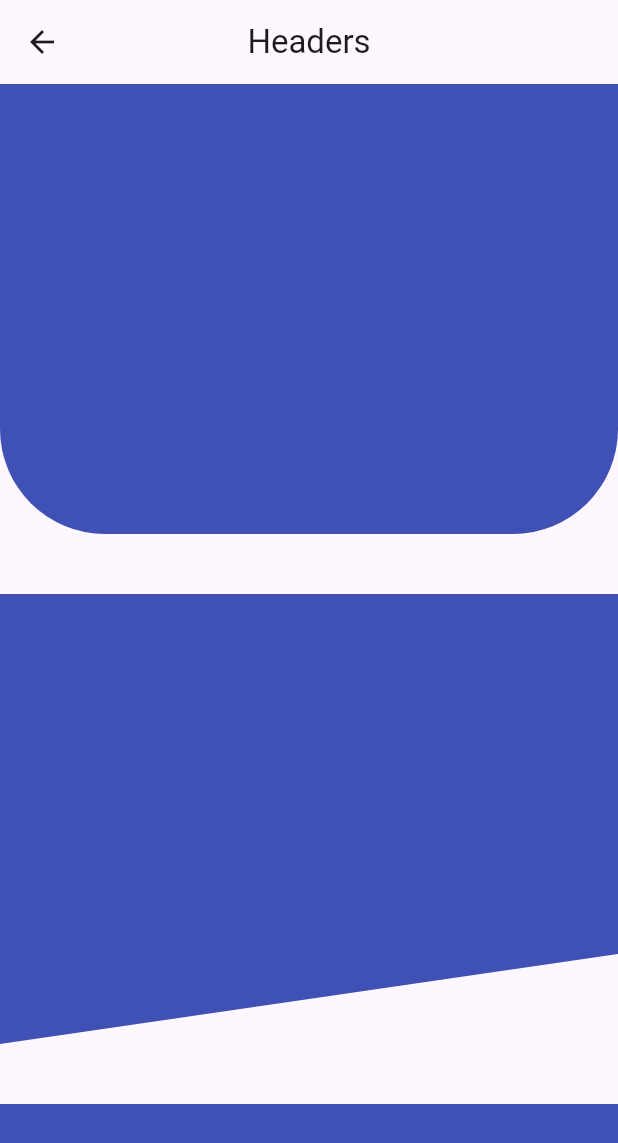
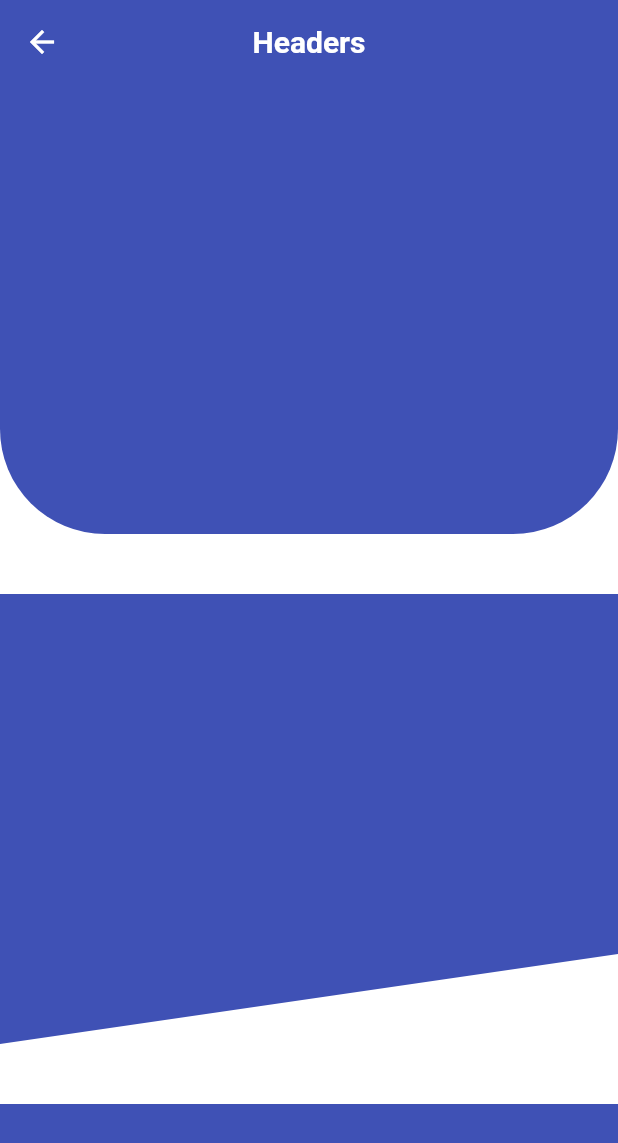
Before and after one commit to JhonEdinson-Shongo/flutter_animations_course, a Flutter app: the screen it shows after launch, after a tap on "Headers Custonpainter", on a phone screen of 412 x 824 dp. Shown: the top 1143 px of the screen. Run offline on Flutter 3.47's test engine with Material 3 defaults, Android fonts, the phone set to English and light mode, and no system bars; our stand-ins replace animate_do.

Commit message:
[FEAT] Refactor theme management by replacing ThemeApp with AppTheme; update theme usage across multiple pages

```diff
--- a/designs_1/lib/main.dart
+++ b/designs_1/lib/main.dart
@@ -1,3 +1,4 @@
+import 'package:designs_1/src/themes/app_theme.dart';
 import 'package:flutter/material.dart';
 import 'package:provider/provider.dart';
 
@@ -5,7 +6,6 @@ import 'package:designs_1/src/router/app_routes.dart';
 
 import 'package:designs_1/src/models/pinterest_model.dart';
 import 'package:designs_1/src/models/slider_model.dart';
-import 'package:designs_1/src/models/theme_model.dart';
 
 void main() {
   runApp(
@@ -13,7 +13,7 @@ void main() {
       providers: [
         ChangeNotifierProvider(create: (context) => SliderModel()),
         ChangeNotifierProvider(create: (context) => PinterestModel()),
-        ChangeNotifierProvider(create: (context) => ThemeApp()),
+        ChangeNotifierProvider(create: (context) => AppTheme()),
       ],
       child: const MainApp(),
     ),
@@ -25,7 +25,7 @@ class MainApp extends StatelessWidget {
 
   @override
   Widget build(BuildContext context) {
-    final currentTheme = Provider.of<ThemeApp>(context).currentTheme;
+    final currentTheme = Provider.of<AppTheme>(context).currentTheme;
     return MaterialApp(
       initialRoute: AppRoutes.initialRoute,
       routes: AppRoutes.getAppRoutes(),
@@ -33,9 +33,11 @@ class MainApp extends StatelessWidget {
       title: 'Diseños flutter',
       theme: currentTheme,
       builder: (context, child) {
+        final theme = Provider.of<AppTheme>(context);
         return MediaQuery(
-          data: MediaQuery.of(context)
-              .copyWith(textScaler: const TextScaler.linear(1)),
+          data: MediaQuery.of(context).copyWith(
+            textScaler: TextScaler.linear(theme.fontSizeFactor),
+          ),
           child: child!,
         );
       },
--- a/designs_1/lib/src/models/theme_model.dart
+++ /dev/null
@@ -1,47 +0,0 @@
-import 'package:flutter/material.dart';
-import 'package:designs_1/src/themes/app_theme.dart';
-
-class ThemeApp with ChangeNotifier {
-  bool _isDarkTheme = false;
-  bool _isCustomTheme = false;
-  late ThemeData _currentTheme;
-
-  static final AppTheme appTheme = AppTheme();
-
-  ThemeApp() {
-    _currentTheme = ThemeData.light();
-  }
-
-  bool get isDarkTheme => _isDarkTheme;
-  bool get isCustomTheme => _isCustomTheme;
-  ThemeData get currentTheme => _currentTheme;
-
-  set isDarkTheme(bool value) {
-    _isDarkTheme = value;
-    _isCustomTheme = false;
-    if (value) {
-      _currentTheme = appTheme.themeDark;
-    } else {
-      _currentTheme = appTheme.themeLight;
-    }
-    notifyListeners();
-  }
-
-  set isCustomTheme(bool value) {
-    _isDarkTheme = false;
-    _isCustomTheme = value;
-    if (value) {
-      _currentTheme = appTheme.themeCustom;
-    } else if (_isDarkTheme) {
-      _currentTheme = appTheme.themeDark;
-    } else {
-      _currentTheme = appTheme.themeLight;
-    }
-    notifyListeners();
-  }
-
-  set currentTheme(ThemeData value) {
-    _currentTheme = value;
-    notifyListeners();
-  }
-}
--- a/designs_1/lib/src/pages/animations_page.dart
+++ b/designs_1/lib/src/pages/animations_page.dart
@@ -466,12 +466,11 @@ class _AnimatedSquareMoveState extends State<AnimatedSquareMove>
 class _Rectangle extends StatelessWidget {
   @override
   Widget build(BuildContext context) {
-    final theme = AppTheme();
     return Container(
       width: 80,
       height: 80,
-      decoration: BoxDecoration(
-        color: theme.secondary,
+      decoration: const BoxDecoration(
+        color: AppTheme.secondary,
         borderRadius: BorderRadius.all(Radius.circular(20)),
       ),
     );
--- a/designs_1/lib/src/pages/home_page.dart
+++ b/designs_1/lib/src/pages/home_page.dart
@@ -1,6 +1,5 @@
 import 'package:designs_1/src/models/routes_model.dart';
 import 'package:designs_1/src/themes/app_theme.dart';
-import 'package:designs_1/src/models/theme_model.dart';
 import 'package:flutter/material.dart';
 import 'package:provider/provider.dart';
 
@@ -21,16 +20,15 @@ class HomePage extends StatelessWidget {
 class _MenuPrincipal extends StatelessWidget {
   @override
   Widget build(BuildContext context) {
-    final appTheme = Provider.of<ThemeApp>(context);
-    final theme = AppTheme();
+    final appTheme = Provider.of<AppTheme>(context);
     return Drawer(
       child: Column(
         crossAxisAlignment: CrossAxisAlignment.start,
         children: [
           DrawerHeader(
-            decoration: BoxDecoration(
-              color: theme.primary,
-              image: const DecorationImage(
+            decoration: const BoxDecoration(
+              color: AppTheme.primary,
+              image: DecorationImage(
                 image: AssetImage('assets/freepik_1.jpg'),
                 fit: BoxFit.fitHeight,
               ),
@@ -39,13 +37,13 @@ class _MenuPrincipal extends StatelessWidget {
               children: [
                 Container(
                   alignment: Alignment.topCenter,
-                  child: CircleAvatar(
+                  child: const CircleAvatar(
                     backgroundColor: Colors.white,
                     radius: 40,
                     child: Icon(
                       Icons.person,
                       size: 50,
-                      color: theme.primary,
+                      color: AppTheme.primary,
                     ),
                   ),
                 ),
--- a/designs_1/lib/src/pages/pinterest_grid_page.dart
+++ b/designs_1/lib/src/pages/pinterest_grid_page.dart
@@ -109,7 +109,6 @@ class _PinterestGridState extends State<PinterestGrid> {
               child: Text(
                 'Card #$index',
                 style: const TextStyle(
-                  color: Colors.white,
                   fontWeight: FontWeight.w700,
                 ),
               ),
--- a/designs_1/lib/src/pages/progress_bar_page.dart
+++ b/designs_1/lib/src/pages/progress_bar_page.dart
@@ -15,7 +15,6 @@ class _CustomProgressPageState extends State<CustomProgressPage>
 
   @override
   Widget build(BuildContext context) {
-    final theme = AppTheme();
     return Scaffold(
       appBar: AppBar(
         title: const Text('Progress Bar'),
@@ -46,7 +45,7 @@ class _CustomProgressPageState extends State<CustomProgressPage>
                       stroke: 7.0,
                       secondStroke: 3.0,
                       animationDuration: 1000,
-                      colorProgress: theme.primary,
+                      colorProgress: AppTheme.primary,
                       colorBackground: Colors.grey,
                       curve: Curves.easeInOutQuart,
                     ),
@@ -59,7 +58,7 @@ class _CustomProgressPageState extends State<CustomProgressPage>
                       stroke: 7.0,
                       secondStroke: 3.0,
                       animationDuration: 1000,
-                      colorProgress: theme.secondary,
+                      colorProgress: AppTheme.secondary,
                       colorBackground: Colors.grey,
                       curve: Curves.easeInOutQuart,
                     ),
--- a/designs_1/lib/src/themes/app_theme.dart
+++ b/designs_1/lib/src/themes/app_theme.dart
@@ -1,27 +1,76 @@
 import 'package:flutter/material.dart';
 
-class AppTheme {
-  final Color _primary = Colors.indigo;
-  final Color _secondary = Colors.indigoAccent;
-  final Color _white = Colors.white;
-  final Color _black = Colors.black;
-  final Color _colorText = Colors.black87;
-  final Color _colorTextSecondary = Colors.black87;
-  final Color _colorTextSecondary2 = Colors.black87;
-  final double _fontSizeFactor = 1;
+class AppTheme with ChangeNotifier {
+  static const Color primary = Colors.indigo;
+  static const Color secondary = Colors.indigoAccent;
+  static const Color white = Colors.white;
+  static const Color black = Colors.black;
 
-  Color get primary => _primary;
-  Color get secondary => _secondary;
-  Color get white => _white;
-  Color get black => _black;
-  Color get colorText => _colorText;
-  Color get colorTextSecondary => _colorTextSecondary;
-  Color get colorTextSecondary2 => _colorTextSecondary2;
+  bool _isDarkTheme = false;
+  bool _isCustomTheme = false;
+  late ThemeData _currentTheme;
+  final double _fontSizeFactor = 1.0;
+
+  bool get isDarkTheme => _isDarkTheme;
+  bool get isCustomTheme => _isCustomTheme;
   double get fontSizeFactor => _fontSizeFactor;
+  ThemeData get currentTheme => _currentTheme;
 
-  ThemeData get themeDark => ThemeData.dark().copyWith(
+  AppTheme() {
+    _currentTheme = _themeLight;
+  }
+
+  set isDarkTheme(bool value) {
+    _isDarkTheme = value;
+    _isCustomTheme = false;
+    if (value) {
+      _currentTheme = _themeDark;
+    } else {
+      _currentTheme = _themeLight;
+    }
+    notifyListeners();
+  }
+
+  set isCustomTheme(bool value) {
+    _isDarkTheme = false;
+    _isCustomTheme = value;
+    if (value) {
+      _currentTheme = _themeCustom;
+    } else if (_isDarkTheme) {
+      _currentTheme = _themeDark;
+    } else {
+      _currentTheme = _themeLight;
+    }
+    notifyListeners();
+  }
+
+  set currentTheme(ThemeData value) {
+    _currentTheme = value;
+    notifyListeners();
+  }
+
+  final ThemeData _themeDark = ThemeData.dark().copyWith(
     primaryColor: primary,
     appBarTheme: const AppBarTheme(
+      elevation: 0,
+      color: primary,
+      iconTheme: IconThemeData(color: Colors.white),
+      titleTextStyle: TextStyle(
+        color: Colors.white,
+        fontSize: 20,
+        fontWeight: FontWeight.w600,
+      ),
+    ),
+    textTheme: ThemeData().textTheme.apply(
+          bodyColor: Colors.grey[300],
+          fontFamily: 'Poppins',
+        ),
+  );
+
+  final ThemeData _themeLight = ThemeData.light().copyWith(
+    primaryColor: primary,
+    appBarTheme: const AppBarTheme(
+      color: primary,
       elevation: 0,
       iconTheme: IconThemeData(color: Colors.white),
       titleTextStyle: TextStyle(
@@ -31,47 +80,28 @@ class AppTheme {
       ),
     ),
     textTheme: ThemeData().textTheme.apply(
-            bodyColor: colorText,
+          bodyColor: Colors.black,
           fontFamily: 'Poppins',
-            fontSizeFactor: fontSizeFactor),
-        scaffoldBackgroundColor: Colors.black,
+        ),
+    scaffoldBackgroundColor: Colors.white,
   );
 
-  ThemeData get themeLight => ThemeData.light().copyWith(
-        primaryColor: primary,
-        appBarTheme: AppBarTheme(
-          color: primary,
+  final ThemeData _themeCustom = ThemeData.light().copyWith(
+    primaryColor: Colors.amber,
+    appBarTheme: const AppBarTheme(
+      color: Colors.orange,
       elevation: 0,
-          iconTheme: const IconThemeData(color: Colors.white),
-          titleTextStyle: const TextStyle(
-            color: Colors.white,
+      iconTheme: IconThemeData(color: Colors.black),
+      titleTextStyle: TextStyle(
+        color: Colors.black,
         fontSize: 20,
         fontWeight: FontWeight.w600,
       ),
     ),
     textTheme: ThemeData().textTheme.apply(
-            bodyColor: colorText,
+          bodyColor: Colors.black,
           fontFamily: 'Poppins',
-            fontSizeFactor: fontSizeFactor),
-        scaffoldBackgroundColor: Colors.white,
-      );
-
-  ThemeData get themeCustom => ThemeData.light().copyWith(
-        primaryColor: primary,
-        appBarTheme: AppBarTheme(
-          color: primary,
-          elevation: 0,
-          iconTheme: const IconThemeData(color: Colors.white),
-          titleTextStyle: const TextStyle(
-            color: Colors.white,
-            fontSize: 20,
-            fontWeight: FontWeight.w600,
         ),
-        ),
-        textTheme: ThemeData().textTheme.apply(
-            bodyColor: colorText,
-            fontFamily: 'Poppins',
-            fontSizeFactor: fontSizeFactor),
-        scaffoldBackgroundColor: Colors.white,
+    scaffoldBackgroundColor: Colors.grey[100],
   );
 }
--- a/designs_1/lib/src/widgets/headers.dart
+++ b/designs_1/lib/src/widgets/headers.dart
@@ -8,15 +8,14 @@ class HeaderRounded extends StatelessWidget {
 
   @override
   Widget build(BuildContext context) {
-    final theme = AppTheme();
     return Container(
       height: 300,
-      decoration: BoxDecoration(
+      decoration: const BoxDecoration(
         borderRadius: const BorderRadius.only(
           bottomLeft: Radius.circular(70),
           bottomRight: Radius.circular(70),
         ),
-        color: theme.primary,
+        color: AppTheme.primary,
       ),
     );
   }
@@ -40,9 +39,8 @@ class HeaderDiagonal extends StatelessWidget {
 class _HeaderDiagonalPainter extends CustomPainter {
   @override
   void paint(Canvas canvas, Size size) {
-    final theme = AppTheme();
     final paint = Paint()
-      ..color = theme.primary
+      ..color = AppTheme.primary
       ..style = PaintingStyle.fill;
 
     final path = Path()
@@ -74,11 +72,10 @@ class HeaderRowDown extends StatelessWidget {
 }
 
 class _HeaderRowDownPainter extends CustomPainter {
-  final theme = AppTheme();
   @override
   void paint(Canvas canvas, Size size) {
     final paint = Paint()
-      ..color = theme.primary
+      ..color = AppTheme.primary
       ..style = PaintingStyle.fill;
 
     final path = Path()
@@ -159,9 +156,8 @@ class HeaderWave extends StatelessWidget {
 class _HeaderWavePainter extends CustomPainter {
   @override
   void paint(Canvas canvas, Size size) {
-    final theme = AppTheme();
     final paint = Paint()
-      ..color = theme.primary
+      ..color = AppTheme.primary
       ..style = PaintingStyle.fill;
 
     final path = Path()
@@ -198,7 +194,6 @@ class HeaderWaveGradient extends StatelessWidget {
 class _HeaderWaveGradientPainter extends CustomPainter {
   @override
   void paint(Canvas canvas, Size size) {
-    final theme = AppTheme();
     final Rect rect = Rect.fromCircle(
         center: Offset(size.width / 2, size.height / 2), radius: 150.0);
 
@@ -206,9 +201,9 @@ class _HeaderWaveGradientPainter extends CustomPainter {
       begin: Alignment.topCenter,
       end: Alignment.bottomCenter,
       colors: [
-        theme.primary,
-        theme.primary.withOpacity(0.75),
-        theme.primary.withOpacity(0.2),
+        AppTheme.primary,
+        AppTheme.primary.withOpacity(0.75),
+        AppTheme.primary.withOpacity(0.2),
       ],
       stops: const [0.0, 0.5, 1.0],
     );
```
Also changed, not shown: designs_1/lib/src/pages/layout_2_page.dart (+14 -14 lines), designs_1/lib/src/pages/slideshow_page.dart (+9 -12 lines). Lines whose indentation alone changed are shown as unchanged.
